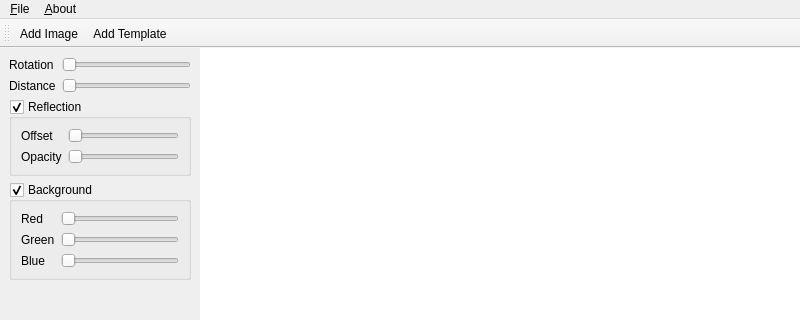
Old version of the form src/Screenie/UserInterface/ui/MainWindow.ui in the repository ariya/screenie; both pictures show x 0 to 800 and y 0 to 320 of the 800 by 600 pixel window.
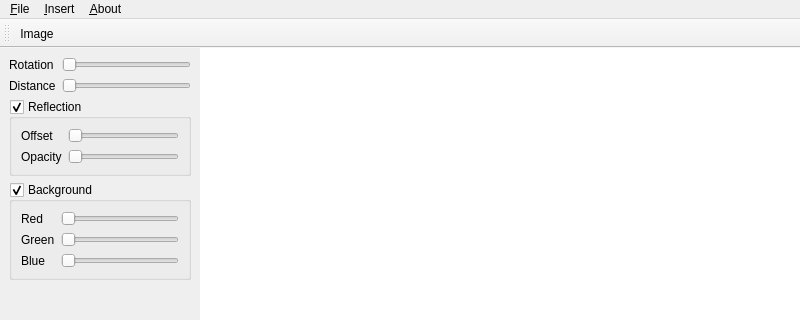
New version of the form. Icons and pictures are not drawn.

Commit message:
Re-organised GUI a little bit, added 'Insert' menu.
- Removed PDF export
  (who would want to export a pixmap for later usage e.g. in a webpage
  or image editor into a PDF document anyway? Do I hear "me! me! me!"?
  ;)
- Not sure about the Insert/Template action: the idea is that any given
  Screenie scene can be (later on) saved "As Template" and all items
  are then converted (transparently to the user) as Template Items
  (with a resolution set somewhere globally in the settings or so).
  So do we also want to explicitly be able to add template items?

Diff of the .ui file:
```diff
--- a/src/Screenie/UserInterface/ui/MainWindow.ui
+++ b/src/Screenie/UserInterface/ui/MainWindow.ui
@@ -258,7 +258,15 @@
     </property>
     <addaction name="aboutQtAction"/>
    </widget>
+   <widget class="QMenu" name="menu_Insert">
+    <property name="title">
+     <string>&amp;Insert</string>
+    </property>
+    <addaction name="addImageAction"/>
+    <addaction name="addTemplateAction"/>
+   </widget>
    <addaction name="menu_File"/>
+   <addaction name="menu_Insert"/>
    <addaction name="menu_About"/>
   </widget>
   <widget class="QStatusBar" name="statusbar"/>
@@ -273,7 +281,6 @@
     <bool>false</bool>
    </attribute>
    <addaction name="addImageAction"/>
-   <addaction name="addTemplateAction"/>
   </widget>
   <action name="quitAction">
    <property name="icon">
@@ -293,7 +300,7 @@
      <normaloff>:/img/insert-image.png</normaloff>:/img/insert-image.png</iconset>
    </property>
    <property name="text">
-    <string>Add Image</string>
+    <string>Image</string>
    </property>
    <property name="toolTip">
     <string>Add Image</string>
@@ -359,7 +366,7 @@
      <normaloff>:/img/insert-image.png</normaloff>:/img/insert-image.png</iconset>
    </property>
    <property name="text">
-    <string>Add Template</string>
+    <string>Template</string>
    </property>
    <property name="toolTip">
     <string>Add Template</string>
```
Left out of the diff: 9 changed lines with no effect on the pictures. The commit also changes 6 other files.
